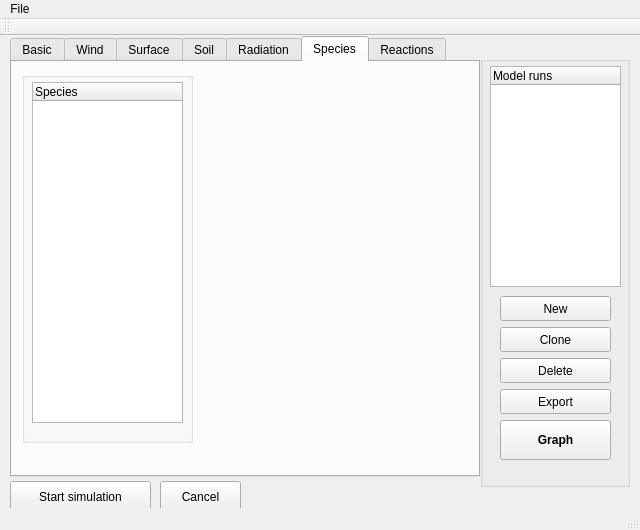
This is mainwindow.ui in classmodel/modelgui as Qt 5 draws it before an edit. The edited form follows.
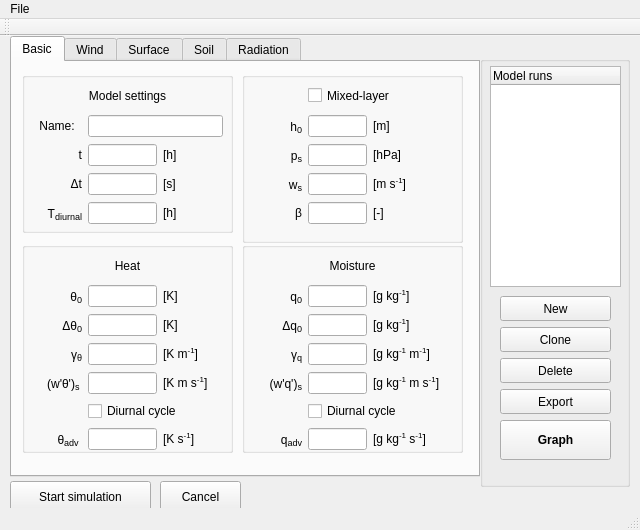
This is the edited form. The open tabs and pages were chosen to show the change.

Commit message: Put correct soil and surface default option for new runs

```diff
--- a/mainwindow.ui
+++ b/mainwindow.ui
@@ -268,7 +268,7 @@
          <x>10</x>
          <y>10</y>
          <width>191</width>
-         <height>194</height>
+         <height>199</height>
         </rect>
        </property>
        <layout class="QGridLayout" name="heat_grid" columnminimumwidth="50,0,60">
@@ -733,7 +733,7 @@
          <x>10</x>
          <y>10</y>
          <width>201</width>
-         <height>194</height>
+         <height>199</height>
         </rect>
        </property>
        <layout class="QGridLayout" name="moisture_grid" columnminimumwidth="50,0,80">
@@ -3175,44 +3175,6 @@
       </widget>
      </widget>
     </widget>
-    <widget class="QWidget" name="speciesTab">
-     <attribute name="title">
-      <string>Species</string>
-     </attribute>
-     <widget class="QGroupBox" name="groupBox">
-      <property name="geometry">
-       <rect>
-        <x>10</x>
-        <y>10</y>
-        <width>171</width>
-        <height>371</height>
-       </rect>
-      </property>
-      <property name="title">
-       <string/>
-      </property>
-      <widget class="QTreeWidget" name="treeWidget">
-       <property name="geometry">
-        <rect>
-         <x>10</x>
-         <y>10</y>
-         <width>151</width>
-         <height>341</height>
-        </rect>
-       </property>
-       <column>
-        <property name="text">
-         <string>Species</string>
-        </property>
-       </column>
-      </widget>
-     </widget>
-    </widget>
-    <widget class="QWidget" name="reactionsTab">
-     <attribute name="title">
-      <string>Reactions</string>
-     </attribute>
-    </widget>
    </widget>
    <widget class="QGroupBox" name="modelrunsGroup">
     <property name="geometry">
```
Left out of the diff: 2 changed lines with no effect on the pictures. The commit also changes 1 other file.
